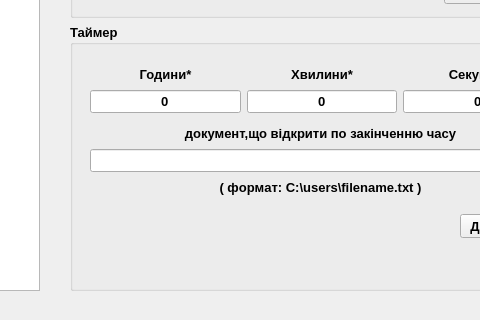
First picture: the form in mainwindow.ui, repository MoloZzz/OOP1, before the edit; both pictures show x 430 to 910 and y 270 to 590 of the 1027 by 590 pixel window.
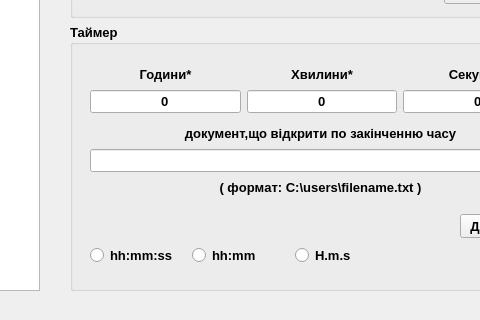
Second picture: the form after the edit.

Commit message: +types Time

Patch:
```diff
--- a/mainwindow.ui
+++ b/mainwindow.ui
@@ -359,6 +359,39 @@
          </item>
         </layout>
        </widget>
+       <widget class="QWidget" name="">
+        <property name="geometry">
+         <rect>
+          <x>20</x>
+          <y>220</y>
+          <width>301</width>
+          <height>24</height>
+         </rect>
+        </property>
+        <layout class="QHBoxLayout" name="horizontalLayout">
+         <item>
+          <widget class="QRadioButton" name="radioButton_3">
+           <property name="text">
+            <string>hh:mm:ss</string>
+           </property>
+          </widget>
+         </item>
+         <item>
+          <widget class="QRadioButton" name="radioButton_4">
+           <property name="text">
+            <string>hh:mm</string>
+           </property>
+          </widget>
+         </item>
+         <item>
+          <widget class="QRadioButton" name="radioButton_5">
+           <property name="text">
+            <string>H.m.s</string>
+           </property>
+          </widget>
+         </item>
+        </layout>
+       </widget>
       </widget>
      </item>
     </layout>
```
The commit also changes 2 other files.
